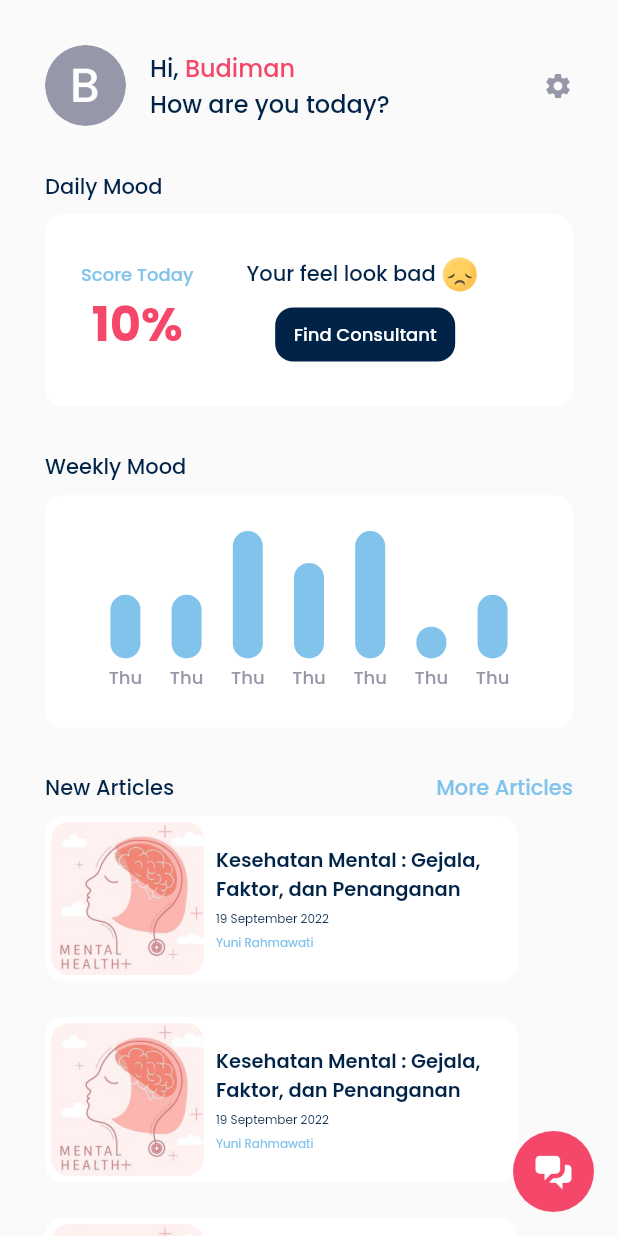
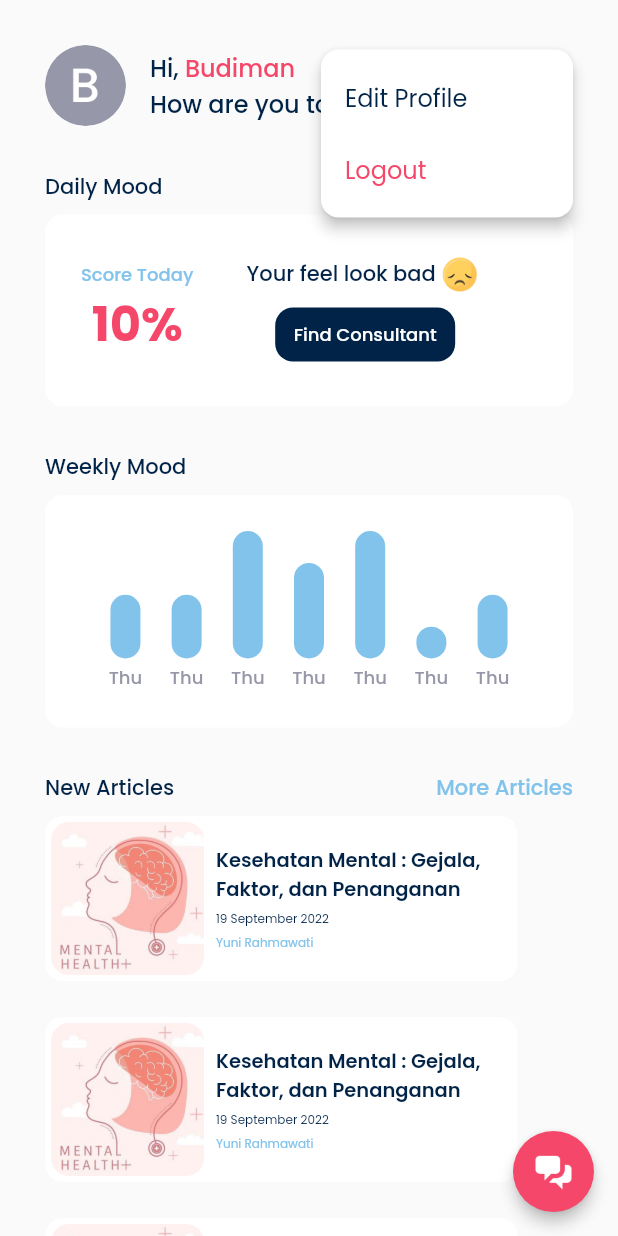
Before and after one commit to ibrahimmm999/Moodly, a Flutter app: the HomeUserPage screen opened by its route, after a tap on the "settings" icon, on a phone screen of 412 x 824 dp. Run offline on Flutter 3.47's test engine with Material 2 defaults, Android fonts, the phone set to English and light mode, and no system bars; drawn by our look-alikes of flutter_speed_dial; our stand-ins replace cloud_firestore, google_fonts; accounts and stored records are empty.

Commit message:
add floating button

```diff
--- a/lib/pages_user/home_user_page.dart
+++ b/lib/pages_user/home_user_page.dart
@@ -1,5 +1,6 @@
 import 'package:cloud_firestore/cloud_firestore.dart';
 import 'package:flutter/material.dart';
+import 'package:flutter_speed_dial/flutter_speed_dial.dart';
 import 'package:moodly/pages_user/support_message_user_page.dart';
 import 'package:moodly/shared/theme.dart';
 import 'package:moodly/widgets/article_tile_user.dart';
@@ -62,14 +63,31 @@ class HomeUserPage extends StatelessWidget {
               ],
             ),
           ),
-          InkWell(
-            borderRadius: BorderRadius.circular(100),
-            onTap: () {},
-            child: Icon(
+          PopupMenuButton(
+            icon: Icon(
               Icons.settings,
-              size: 20,
               color: grey,
             ),
+            shape: RoundedRectangleBorder(
+              borderRadius: BorderRadius.circular(defaultRadius),
+            ),
+            elevation: 4,
+            itemBuilder: (context) => [
+              PopupMenuItem(
+                onTap: () {},
+                child: Text(
+                  'Edit Profile',
+                  style: darkText,
+                ),
+              ),
+              PopupMenuItem(
+                onTap: () {},
+                child: Text(
+                  'Logout',
+                  style: primaryColorText,
+                ),
+              ),
+            ],
           )
         ],
       );
@@ -310,29 +328,47 @@ class HomeUserPage extends StatelessWidget {
     }
 
     Widget floatingButton() {
-      return Material(
-        color: primaryColor,
-        borderRadius: BorderRadius.circular(100),
-        child: InkWell(
-          borderRadius: BorderRadius.circular(100),
+      return SpeedDial(
+        elevation: 4,
+        backgroundColor: primaryColor,
+        childrenButtonSize: const Size(60, 60),
+        spaceBetweenChildren: 16,
+        buttonSize: const Size(54, 54),
+        activeChild: const Icon(Icons.close),
+        children: [
+          SpeedDialChild(
             onTap: () {
               Navigator.push(
                 context,
                 MaterialPageRoute(
-                builder: (context) => const SupportMessageUserPage(),
-              ),
+                    builder: (context) => const SupportMessageUserPage()),
               );
             },
-          child: SizedBox(
-            height: 54,
-            width: 54,
-            child: Center(
+            elevation: 4,
+            backgroundColor: secondaryColor,
+            label: 'Support Messages',
+            labelBackgroundColor: white,
+            labelStyle: darkText,
+            child: Icon(
+              Icons.forum_rounded,
+              color: white,
+            ),
+          ),
+          SpeedDialChild(
+            elevation: 4,
+            backgroundColor: secondaryColor,
+            label: 'Help Center',
+            labelBackgroundColor: white,
+            labelStyle: darkText,
+            child: Icon(
+              Icons.contact_support_rounded,
+              color: white,
+            ),
+          )
+        ],
         child: Image.asset(
           'assets/icon_chat_floating.png',
           width: 30,
-              ),
-            ),
-          ),
         ),
       );
     }
--- a/lib/pages_user/support_message_user_page.dart
+++ b/lib/pages_user/support_message_user_page.dart
@@ -24,7 +24,7 @@ class SupportMessageUserPage extends StatelessWidget {
           iconSize: 16,
         ),
         title: Text(
-          'Messages Support',
+          'Support Messages',
           style: primaryColorText.copyWith(
             fontSize: 18,
             fontWeight: medium,
--- a/pubspec.yaml
+++ b/pubspec.yaml
@@ -35,6 +35,7 @@ dependencies:
   google_fonts: ^3.0.1
   cloud_firestore: ^4.2.0
   intl: ^0.18.0
+  flutter_speed_dial: ^6.2.0
 
 dev_dependencies:
   # The "flutter_lints" package below contains a set of recommended lints to
```
Also changed, not shown: pubspec.lock. Lines whose indentation alone changed are shown as unchanged.
